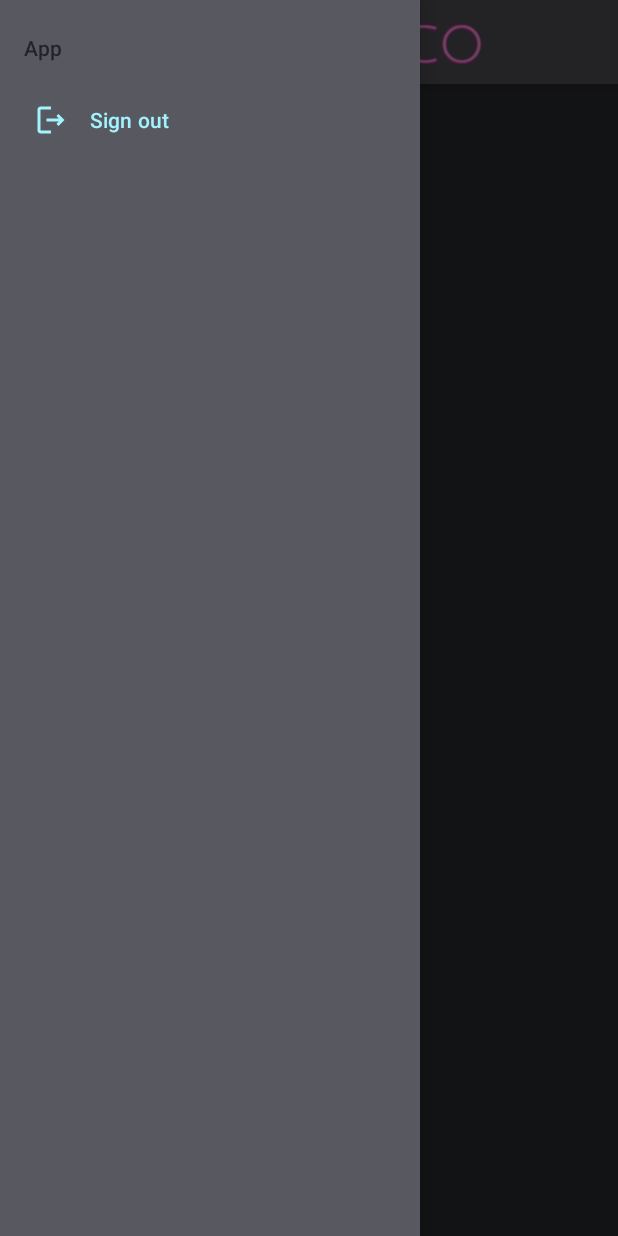
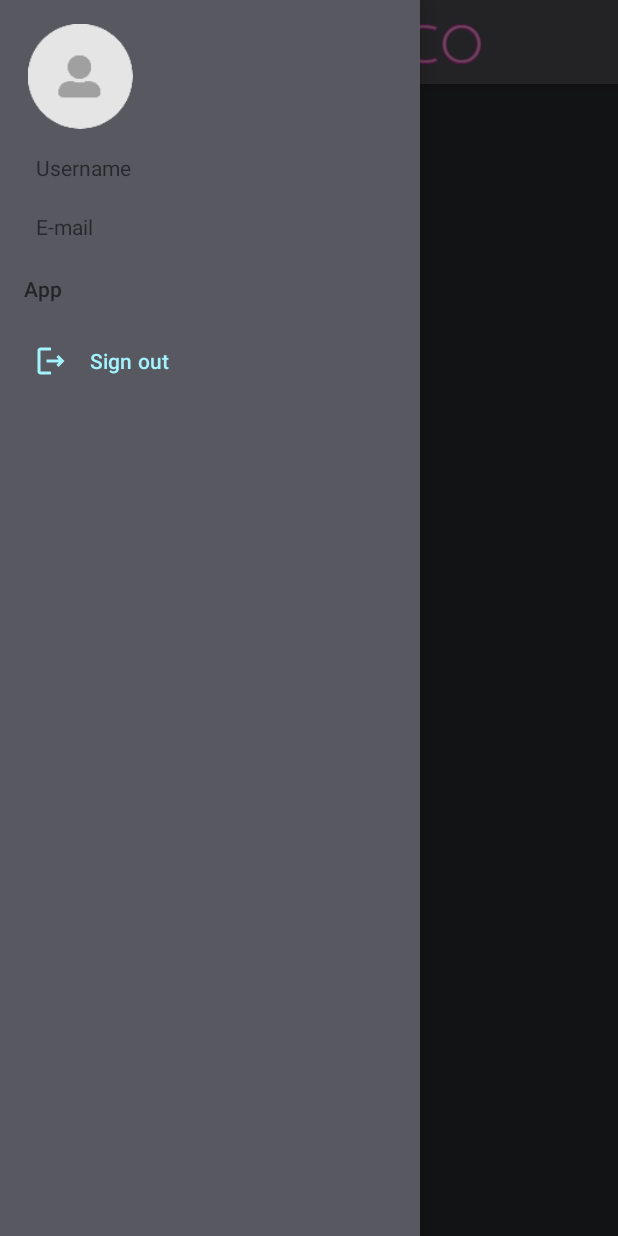
Before and after one commit to PajLe/shiny-disco, an Android app: the screen it shows after launch once a user with an empty profile is signed in (HomeActivity), with the side drawer open, on a phone screen of 412 x 824 dp. Run offline under Robolectric (Android 15) with nearby library versions, the phone set to English and light mode, and no system bars; our stand-ins replace Firebase (no records; nobody signed in at launch, a user with empty details on screens opened directly); 2 statements that could not run were skipped.

Commit message:
add nav header with username email and todo profile image

```diff
--- a/app/src/main/java/data/User.java
+++ b/app/src/main/java/data/User.java
@@ -1,4 +1,6 @@
 package data;
+
+import android.net.Uri;
 
 public class User {
     private String uid;
@@ -7,6 +9,7 @@ public class User {
     private String email;
     private String name;
     private String imageUrl;
+    private Uri imageUri;
 
     public String getUsername() {
         return username;
@@ -55,4 +58,12 @@ public class User {
     public void setImageUrl(String imageUrl) {
         this.imageUrl = imageUrl;
     }
+
+    public Uri getImageUri() {
+        return imageUri;
+    }
+
+    public void setImageUri(Uri imageUri) {
+        this.imageUri = imageUri;
+    }
 }
--- a/app/src/main/java/ui/HomeActivity/HomeActivity.java
+++ b/app/src/main/java/ui/HomeActivity/HomeActivity.java
@@ -8,19 +8,32 @@ import androidx.drawerlayout.widget.DrawerLayout;
 import androidx.fragment.app.FragmentManager;
 
 import android.content.Intent;
+import android.graphics.Bitmap;
+import android.graphics.BitmapFactory;
+import android.net.Uri;
 import android.os.Bundle;
+import android.util.Log;
 import android.view.MenuItem;
 import android.view.WindowManager;
 import android.widget.Button;
+import android.widget.ImageView;
+import android.widget.TextView;
 import android.widget.Toast;
 
 import com.example.shinydisco.R;
 import com.google.android.material.navigation.NavigationView;
 import com.google.firebase.auth.FirebaseAuth;
+import com.google.firebase.auth.FirebaseUser;
 
 import org.jetbrains.annotations.NotNull;
 
+import java.io.IOException;
+import java.net.MalformedURLException;
+import java.net.URL;
+
+import data.User;
 import ui.MainActivity.MainActivity;
+import utils.Firebase;
 
 public class HomeActivity extends AppCompatActivity implements NavigationView.OnNavigationItemSelectedListener {
 
@@ -31,6 +44,9 @@ public class HomeActivity extends AppCompatActivity implements NavigationView.On
     private Toolbar toolbar;
     private DrawerLayout drawerLayout;
     private NavigationView navigationView;
+    private ImageView profileImageView;
+    private TextView usernameTextView;
+    private TextView emailTextView;
 
     @Override
     protected void onCreate(Bundle savedInstanceState) {
@@ -45,6 +61,9 @@ public class HomeActivity extends AppCompatActivity implements NavigationView.On
 
         drawerLayout = findViewById(R.id.drawer_layout);
         navigationView = findViewById(R.id.nav_view);
+        profileImageView = navigationView.getHeaderView(0).findViewById(R.id.nav_profile_image);
+        usernameTextView = navigationView.getHeaderView(0).findViewById(R.id.nav_username);
+        emailTextView = navigationView.getHeaderView(0).findViewById(R.id.nav_email);
 
         ActionBarDrawerToggle actionBarDrawerToggle = new ActionBarDrawerToggle(
                 this,
@@ -57,6 +76,38 @@ public class HomeActivity extends AppCompatActivity implements NavigationView.On
         drawerLayout.addDrawerListener(actionBarDrawerToggle);
         actionBarDrawerToggle.syncState();
         navigationView.setNavigationItemSelectedListener(this);
+
+        initializeUserInNavBar();
+    }
+
+    private void initializeUserInNavBar() {
+        FirebaseUser loggedInUser = Firebase.getFirebaseAuth().getCurrentUser();
+        if (loggedInUser != null) {
+            String uid = loggedInUser.getUid();
+
+            Firebase.getDbRef().child(Firebase.DB_USERS).child(uid).get().addOnCompleteListener(task -> {
+                if (!task.isSuccessful()) {
+                    Log.e("firebase", "Error getting data", task.getException());
+                } else {
+                    User user = task.getResult().getValue(User.class);
+//                    URL url_value = null;
+//                    try {
+//                        url_value = new URL(user.getImageUri().toString());
+//                    } catch (MalformedURLException e) {
+//                        e.printStackTrace();
+//                    }
+//                    Bitmap image = null;
+//                    try {
+//                        image = BitmapFactory.decodeStream(url_value.openConnection().getInputStream());
+//                    } catch (IOException e) {
+//                        e.printStackTrace();
+//                    }
+//                    profileImageView.setImageBitmap(image);
+                    usernameTextView.setText(user.getUsername());
+                    emailTextView.setText(user.getEmail());
+                }
+            });
+        }
     }
 
     @Override
--- a/app/src/main/java/ui/MainActivity/SignUpFragment.java
+++ b/app/src/main/java/ui/MainActivity/SignUpFragment.java
@@ -177,6 +177,7 @@ public class SignUpFragment extends Fragment {
                                 .addOnFailureListener(e -> Toast.makeText(getActivity(), "Couldn't upload image: " + e.getMessage(), Toast.LENGTH_SHORT).show())
                                 .addOnSuccessListener(ts -> {
                                     dbUser.setImageUrl(ts.getMetadata().getReference().getDownloadUrl().toString());
+//                                    ts.getMetadata().getReference().getDownloadUrl().addOnSuccessListener(dbUser::setImageUri); // equivalent to dbUser.setImageUri(downloaded);
                                     Firebase.getDbRef().child(Firebase.DB_USERS).child(uid).setValue(dbUser);
                                     updateUI(user);
                                 });
--- a/app/src/main/res/layout/activity_home.xml
+++ b/app/src/main/res/layout/activity_home.xml
@@ -51,6 +51,7 @@
         android:layout_height="match_parent"
         android:layout_gravity="start"
         app:menu="@menu/nav_menu"
+        app:headerLayout="@layout/nav_header_layout"
         />
 
 </androidx.drawerlayout.widget.DrawerLayout>
--- /dev/null
+++ b/app/src/main/res/layout/nav_header_layout.xml
@@ -0,0 +1,41 @@
+<?xml version="1.0" encoding="utf-8"?>
+<androidx.constraintlayout.widget.ConstraintLayout xmlns:android="http://schemas.android.com/apk/res/android"
+    xmlns:app="http://schemas.android.com/apk/res-auto"
+    xmlns:tools="http://schemas.android.com/tools"
+    android:layout_width="match_parent"
+    android:layout_height="wrap_content">
+
+    <ImageView
+        android:id="@+id/nav_profile_image"
+        android:layout_width="75dp"
+        android:layout_height="70dp"
+        android:layout_marginStart="16dp"
+        android:layout_marginLeft="16dp"
+        android:layout_marginTop="16dp"
+        android:contentDescription="@string/nav_profile_image_content_description"
+        app:layout_constraintStart_toStartOf="parent"
+        app:layout_constraintTop_toTopOf="parent"
+        app:srcCompat="@drawable/user_image" />
+
+    <TextView
+        android:id="@+id/nav_username"
+        android:layout_width="wrap_content"
+        android:layout_height="wrap_content"
+        android:layout_marginStart="24dp"
+        android:layout_marginLeft="24dp"
+        android:layout_marginTop="16dp"
+        android:text="@string/username"
+        app:layout_constraintStart_toStartOf="parent"
+        app:layout_constraintTop_toBottomOf="@+id/nav_profile_image" />
+
+    <TextView
+        android:id="@+id/nav_email"
+        android:layout_width="wrap_content"
+        android:layout_height="wrap_content"
+        android:layout_marginStart="24dp"
+        android:layout_marginLeft="24dp"
+        android:layout_marginTop="20dp"
+        android:text="@string/email"
+        app:layout_constraintStart_toStartOf="parent"
+        app:layout_constraintTop_toBottomOf="@+id/nav_username" />
+</androidx.constraintlayout.widget.ConstraintLayout>
--- a/app/src/main/res/values/strings.xml
+++ b/app/src/main/res/values/strings.xml
@@ -12,5 +12,6 @@
     <string name="closeNavBar">Navigation bar close</string>
     <string name="app">App</string>
     <string name="sign_out">Sign out</string>
+    <string name="nav_profile_image_content_description">Profile image of the logged in user</string>
 
 </resources>
```
